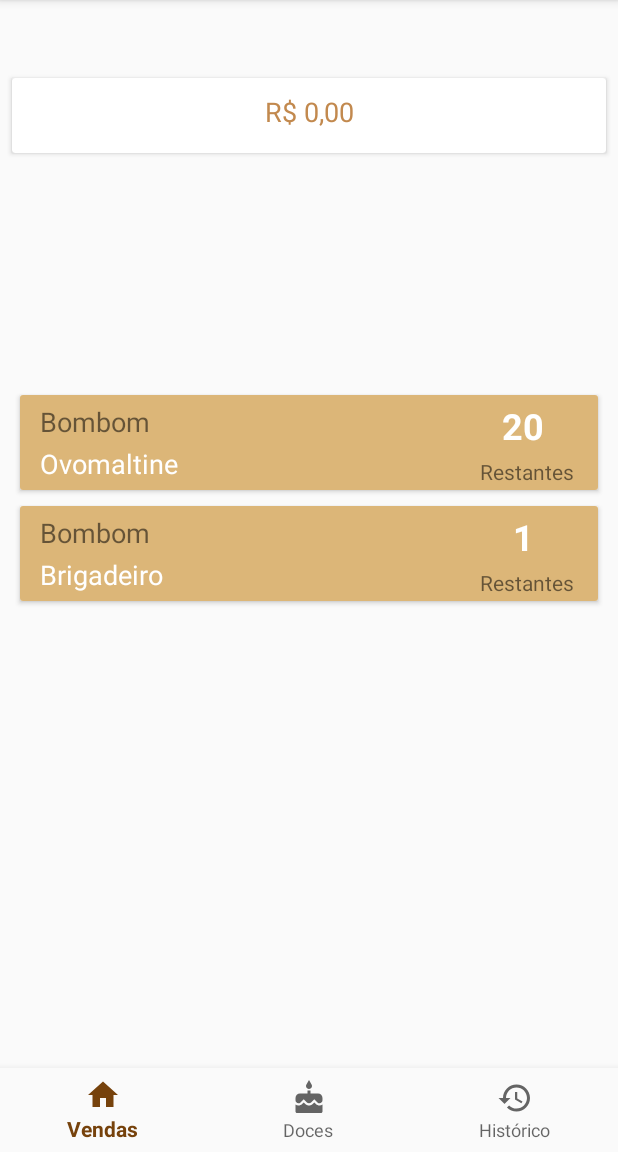
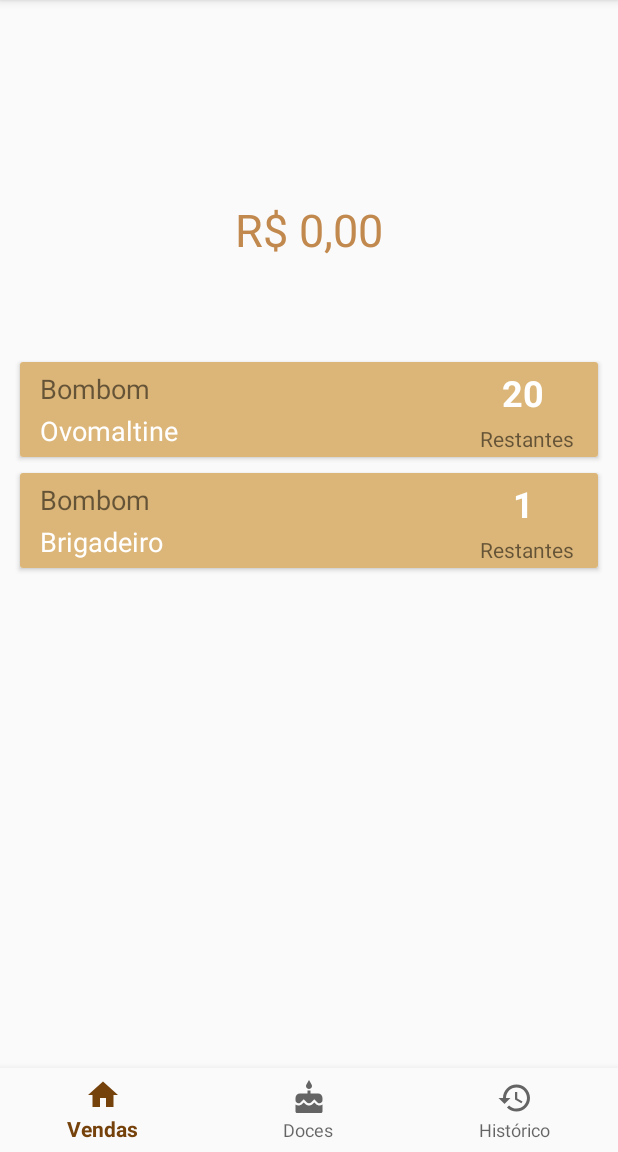
Before and after one commit to ufjf-dcc196/dcc196-2018-3-trb3-jonas, an Android app: the screen it shows after launch (MainActivity), on a phone screen of 412 x 824 dp, the part 84-1236 px from its top. Run offline under Robolectric (Android 15) with nearby library versions, the phone set to English and light mode, and no system bars.

Commit message:
Modificando visualizacao do montante

```diff
--- a/app/src/main/res/layout/showcase_fragment.xml
+++ b/app/src/main/res/layout/showcase_fragment.xml
@@ -1,6 +1,7 @@
 <?xml version="1.0" encoding="utf-8"?>
 <android.support.constraint.ConstraintLayout xmlns:android="http://schemas.android.com/apk/res/android"
     xmlns:app="http://schemas.android.com/apk/res-auto"
+    xmlns:tools="http://schemas.android.com/tools"
     android:layout_width="match_parent"
     android:layout_height="match_parent">
 
@@ -18,31 +19,29 @@
         app:layout_constraintEnd_toEndOf="parent"
         app:layout_constraintHorizontal_bias="0.0"
         app:layout_constraintStart_toStartOf="parent"
-        app:layout_constraintTop_toTopOf="parent" />
+        app:layout_constraintTop_toTopOf="parent"
+        app:layout_constraintVertical_bias="0.456" />
 
-    <android.support.v7.widget.CardView
-        android:id="@+id/revenue_cv"
+    <TextView
+        android:id="@+id/revenue_textview"
         android:layout_width="match_parent"
-        android:layout_height="50dp"
+        android:layout_height="wrap_content"
         android:layout_marginStart="8dp"
         android:layout_marginLeft="8dp"
-        android:layout_marginTop="52dp"
+        android:layout_marginTop="8dp"
         android:layout_marginEnd="8dp"
         android:layout_marginRight="8dp"
+        android:layout_marginBottom="8dp"
+        android:padding="10dp"
+        android:text="@string/candy_price"
+        android:textAlignment="center"
+        android:textColor="@color/colorAccent"
+        android:textSize="30sp"
+        app:layout_constraintBottom_toTopOf="@+id/showcase_rv"
         app:layout_constraintEnd_toEndOf="parent"
-        app:layout_constraintHorizontal_bias="0.0"
+        app:layout_constraintHorizontal_bias="1.0"
         app:layout_constraintStart_toStartOf="parent"
-        app:layout_constraintTop_toTopOf="parent" >
-
-        <TextView
-            android:id="@+id/revenue_textview"
-            android:layout_width="match_parent"
-            android:layout_height="match_parent"
-            android:text="@string/candy_price"
-            android:textAlignment="center"
-            android:textColor="@color/colorAccent"
-            android:textSize="18dp"
-            android:padding="10dp"/>
-    </android.support.v7.widget.CardView>
+        app:layout_constraintTop_toTopOf="parent"
+        app:layout_constraintVertical_bias="0.72" />
 
 </android.support.constraint.ConstraintLayout>
```
